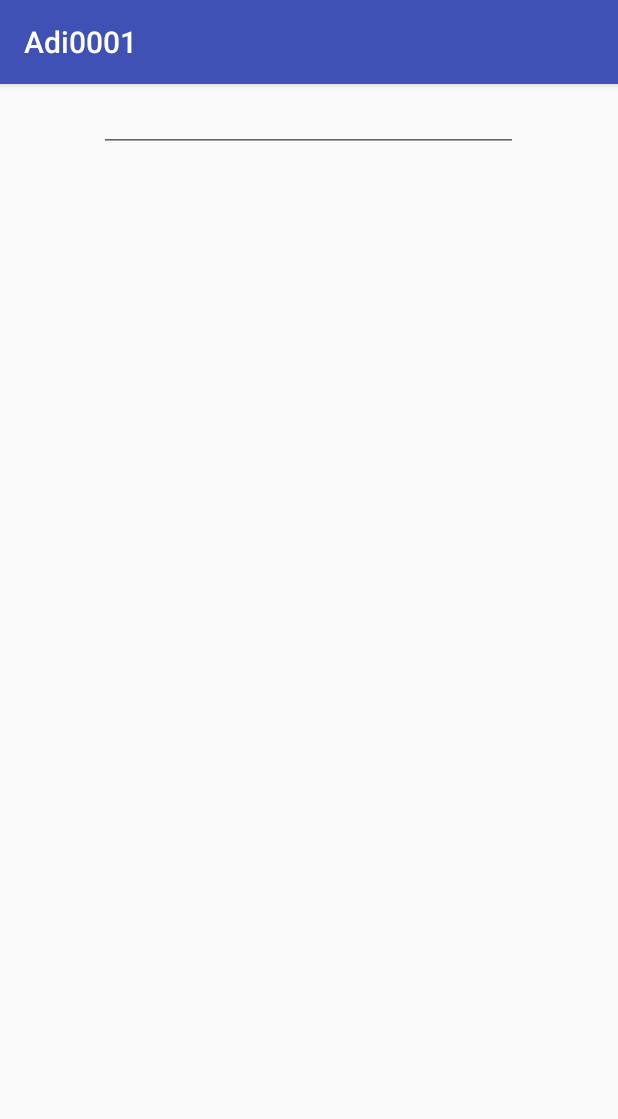
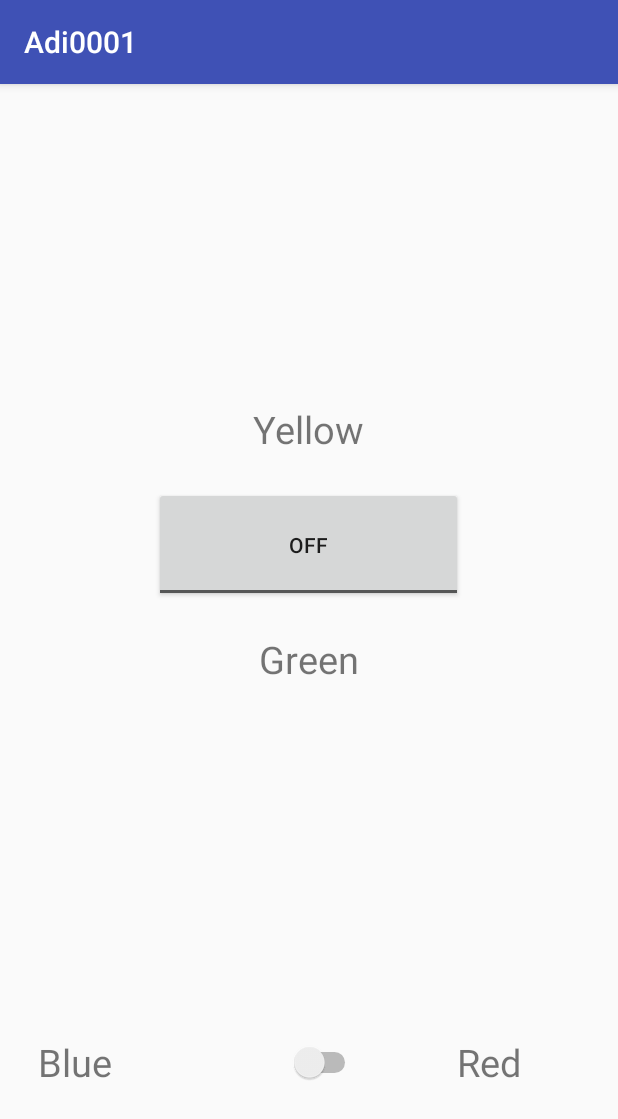
Before and after one commit to adidi3/Adi00012, an Android app: the screen it shows after launch (MainActivity), on a phone screen of 412 x 824 dp. Shown: the top 1119 px of the screen. Run offline under Robolectric (Android 15) with nearby library versions, the phone set to English and light mode, and no system bars.

Commit message:
1st commit

```diff
--- a/app/src/main/java/com/example/adipe/adi0001/MainActivity.java
+++ b/app/src/main/java/com/example/adipe/adi0001/MainActivity.java
@@ -1,14 +1,50 @@
 package com.example.adipe.adi0001;
 
+import android.graphics.Color;
 import android.support.v7.app.AppCompatActivity;
 import android.os.Bundle;
+import android.view.View;
+import android.widget.LinearLayout;
+import android.widget.Switch;
+import android.widget.ToggleButton;
 
 public class MainActivity extends AppCompatActivity {
+    Switch rl;
+    ToggleButton ll;
+    LinearLayout rr;
 
     @Override
     protected void onCreate(Bundle savedInstanceState) {
         super.onCreate(savedInstanceState);
         setContentView(R.layout.activity_main);
+        rl = (Switch) findViewById(R.id.switch1);
+        ll = (ToggleButton) findViewById(R.id.toggleButton);
+        rr=(LinearLayout) findViewById(R.id.roro);
+
+
+
+
+
+
 
     }
+
+    public void switcher(View view) {
+
+        if (rl.isChecked()) {
+            rr.setBackgroundColor(Color.RED);
+        }
+        else rr.setBackgroundColor(Color.BLUE);
+
+
+
+
+
+    }
+
+    public void toggle(View view) {
+        if (ll.isChecked()) {
+            rr.setBackgroundColor(Color.YELLOW);
+        } else rr.setBackgroundColor(Color.GREEN);
+    }
 }
--- a/app/src/main/res/layout/activity_main.xml
+++ b/app/src/main/res/layout/activity_main.xml
@@ -5,17 +5,44 @@
     android:layout_width="match_parent"
     android:layout_height="match_parent"
     tools:context="com.example.adipe.adi0001.MainActivity"
-    android:orientation="vertical">
+    android:orientation="vertical"
+    android:id="@+id/roro"
+    android:layout_gravity="center">
 
     <Space
         android:layout_width="match_parent"
-        android:layout_weight="0.5"
-        android:layout_height="0dp" />
+        android:layout_height="0dp"
+        android:layout_weight="5" />
 
     <LinearLayout
         android:layout_width="match_parent"
         android:layout_height="0dp"
-        android:layout_gravity="center"
+        android:layout_weight="2"
+        android:orientation="horizontal">
+        <Space
+            android:layout_width="0dp"
+            android:layout_height="match_parent"
+            android:layout_weight="3" />
+
+        <TextView
+            android:id="@+id/textView"
+            android:layout_width="wrap_content"
+            android:layout_height="wrap_content"
+            android:layout_gravity="center"
+            android:text="Yellow"
+
+            android:textSize="25dp"/>
+
+        <Space
+            android:layout_width="0dp"
+            android:layout_height="match_parent"
+            android:layout_weight="3" />
+    </LinearLayout>
+
+    <LinearLayout
+        android:layout_width="match_parent"
+        android:layout_height="0dp"
+
         android:layout_weight="2"
         android:orientation="horizontal">
 
@@ -25,80 +52,109 @@
             android:layout_weight="1" />
 
 
-        <EditText
-            android:id="@+id/editText4"
+        <ToggleButton
+            android:id="@+id/toggleButton"
             android:layout_width="0dp"
             android:layout_height="match_parent"
-            android:layout_weight="4"
-            android:ems="10"
-            android:inputType="numberDecimal" />
+            android:layout_weight="2"
+            android:onClick="toggle"/>
 
         <Space
             android:layout_width="0dp"
             android:layout_height="match_parent"
             android:layout_weight="1" />
+
+    </LinearLayout>
+
+
+    <LinearLayout
+        android:layout_width="match_parent"
+        android:layout_height="0dp"
+        android:layout_weight="2"
+        android:orientation="horizontal">
+        <Space
+            android:layout_width="0dp"
+            android:layout_height="match_parent"
+            android:layout_weight="3" />
+
+        <TextView
+            android:id="@+id/textView1"
+            android:layout_width="wrap_content"
+            android:layout_height="wrap_content"
+            android:layout_gravity="center"
+            android:text="Green"
+
+            android:textSize="25dp"/>
+
+        <Space
+            android:layout_width="0dp"
+            android:layout_height="match_parent"
+            android:layout_weight="3" />
     </LinearLayout>
 
     <Space
         android:layout_width="match_parent"
-        android:layout_height="wrap_content" />
+        android:layout_height="0dp"
+        android:layout_weight="5" />
 
     <LinearLayout
         android:layout_width="match_parent"
-        android:layout_height="match_parent"
+        android:layout_weight="2"
+        android:layout_height="0dp"
         android:orientation="horizontal">
+        <Space
+            android:layout_width="0dp"
+            android:layout_height="match_parent"
+            android:layout_weight="2" />
+
+        <TextView
+            android:id="@+id/textView3"
+            android:layout_width="wrap_content"
+            android:layout_height="wrap_content"
+            android:layout_gravity="center"
+            android:text="Blue"
+
+            android:textSize="25dp" />
 
         <Space
+            android:layout_width="0dp"
+            android:layout_height="match_parent"
+            android:layout_weight="5" />
+
+
+        <Switch
+            android:id="@+id/switch1"
+            android:layout_width="0dp"
+            android:layout_height="match_parent"
+            android:layout_weight="8"
+            android:onClick="switcher" />
+
+        <Space
+            android:layout_width="0dp"
+            android:layout_height="match_parent"
+            android:layout_weight="5" />
+
+        <TextView
+            android:id="@+id/textView2"
             android:layout_width="wrap_content"
             android:layout_height="wrap_content"
-            android:layout_weight="1" />
+            android:layout_gravity="center"
 
-        <EditText
-            android:id="@+id/editText5"
-            android:layout_width="wrap_content"
-            android:layout_height="wrap_content"
-            android:layout_weight="1"
-            android:ems="10"
-            android:inputType="numberDecimal" />
+            android:text="Red"
+
+            android:textSize="25dp" />
 
         <Space
-            android:layout_width="wrap_content"
-            android:layout_height="wrap_content"
-            android:layout_weight="1" />
+            android:layout_width="0dp"
+            android:layout_height="match_parent"
+            android:layout_weight="5" />
+
 
     </LinearLayout>
 
     <Space
         android:layout_width="match_parent"
-        android:layout_height="wrap_content" />
-
-    <LinearLayout
-        android:layout_width="match_parent"
-        android:layout_height="match_parent"
-        android:layout_weight="1"
-        android:orientation="horizontal">
-
-        <Space
-            android:layout_width="wrap_content"
-            android:layout_height="wrap_content"
-            android:layout_weight="1" />
-
-        <EditText
-            android:id="@+id/editText6"
-            android:layout_width="wrap_content"
-            android:layout_height="wrap_content"
-            android:layout_weight="1"
-            android:ems="10"
-            android:inputType="numberDecimal" />
-
-        <Space
-            android:layout_width="wrap_content"
-            android:layout_height="wrap_content"
-            android:layout_weight="1" />
-    </LinearLayout>
-
-    <Space
-        android:layout_width="match_parent"
-        android:layout_height="wrap_content" />
+        android:layout_weight="2"
+        android:layout_height="0dp" />
 
 </LinearLayout>
```
